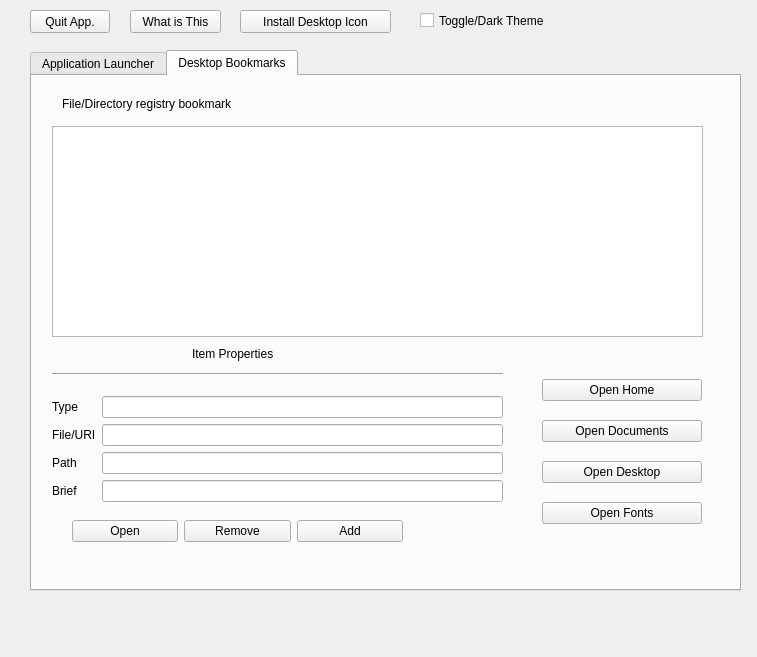
Before: the Qt Designer form user_interface.ui in caiorss/qemu-launcher-qt, drawn with Qt 5.
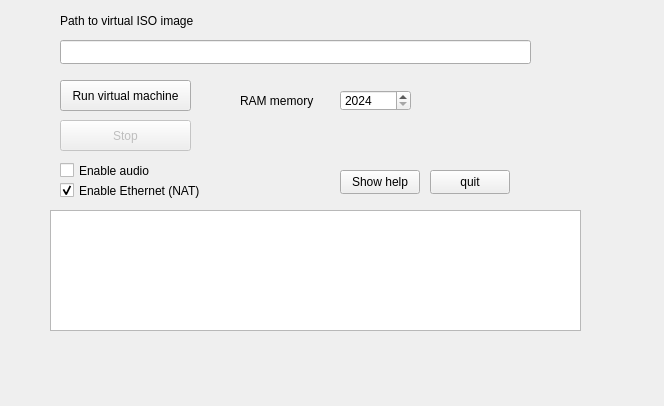
After: the same form once the commit is applied.

Commit message: Update user interface - add checkboxes.

Patch:
```diff
--- a/user_interface.ui
+++ b/user_interface.ui
@@ -6,427 +6,162 @@
    <rect>
     <x>0</x>
     <y>0</y>
-    <width>757</width>
-    <height>657</height>
+    <width>664</width>
+    <height>406</height>
    </rect>
   </property>
   <property name="windowTitle">
    <string>Desktop Launcher</string>
   </property>
   <widget class="QWidget" name="centralwidget">
-   <widget class="QTabWidget" name="tabWidget">
+   <widget class="QPushButton" name="btn_run">
     <property name="geometry">
      <rect>
-      <x>30</x>
-      <y>50</y>
-      <width>711</width>
-      <height>541</height>
+      <x>60</x>
+      <y>80</y>
+      <width>131</width>
+      <height>31</height>
      </rect>
     </property>
     <property name="whatsThis">
      <string>Tab for application launcher.</string>
     </property>
-    <property name="currentIndex">
-     <number>1</number>
+    <property name="text">
+     <string>Run virtual machine</string>
     </property>
-    <widget class="QWidget" name="tab">
-     <attribute name="title">
-      <string>Application Launcher</string>
-     </attribute>
-     <widget class="QPushButton" name="btn_run">
-      <property name="geometry">
-       <rect>
-        <x>20</x>
-        <y>30</y>
-        <width>80</width>
-        <height>23</height>
-       </rect>
-      </property>
-      <property name="toolTip">
-       <string>Run selected command in the command registry.</string>
-      </property>
-      <property name="text">
-       <string>Run</string>
-      </property>
-     </widget>
-     <widget class="QPushButton" name="btn_add">
-      <property name="geometry">
-       <rect>
-        <x>120</x>
-        <y>30</y>
-        <width>80</width>
-        <height>23</height>
-       </rect>
-      </property>
-      <property name="toolTip">
-       <string>Add new command to command registry.</string>
-      </property>
-      <property name="text">
-       <string>Add</string>
-      </property>
-     </widget>
-     <widget class="QPushButton" name="btn_remove">
-      <property name="geometry">
-       <rect>
-        <x>220</x>
-        <y>30</y>
-        <width>80</width>
-        <height>23</height>
-       </rect>
-      </property>
-      <property name="toolTip">
-       <string>Remove selected command from the command registry.</string>
-      </property>
-      <property name="text">
-       <string>Remove</string>
-      </property>
-     </widget>
-     <widget class="QListWidget" name="cmd_registry">
-      <property name="geometry">
-       <rect>
-        <x>10</x>
-        <y>150</y>
-        <width>461</width>
-        <height>291</height>
-       </rect>
-      </property>
-      <property name="toolTip">
-       <string>Double click to run any selected command or click at the button run.</string>
-      </property>
-     </widget>
-     <widget class="QLabel" name="label">
-      <property name="geometry">
-       <rect>
-        <x>10</x>
-        <y>120</y>
-        <width>141</width>
-        <height>16</height>
-       </rect>
-      </property>
-      <property name="text">
-       <string>Applications registry</string>
-      </property>
-     </widget>
-     <widget class="QLabel" name="label_2">
-      <property name="geometry">
-       <rect>
-        <x>10</x>
-        <y>60</y>
-        <width>131</width>
-        <height>16</height>
-       </rect>
-      </property>
-      <property name="text">
-       <string>Command Input</string>
-      </property>
-     </widget>
-     <widget class="QCheckBox" name="chb_always_on_top">
-      <property name="geometry">
-       <rect>
-        <x>320</x>
-        <y>40</y>
-        <width>161</width>
-        <height>21</height>
-       </rect>
-      </property>
-      <property name="toolTip">
-       <string>If checked, any item in the command registry become editable instead of being run.</string>
-      </property>
-      <property name="text">
-       <string>Always on top</string>
-      </property>
-     </widget>
-     <widget class="QCheckBox" name="chb_editable">
-      <property name="geometry">
-       <rect>
-        <x>320</x>
-        <y>20</y>
-        <width>161</width>
-        <height>21</height>
-       </rect>
-      </property>
-      <property name="toolTip">
-       <string>If checked, any item in the command registry become editable instead of being run.</string>
-      </property>
-      <property name="text">
-       <string> Commands Editable</string>
-      </property>
-     </widget>
-     <widget class="QComboBox" name="cmd_input">
-      <property name="geometry">
-       <rect>
-        <x>10</x>
-        <y>90</y>
-        <width>461</width>
-        <height>23</height>
-       </rect>
-      </property>
-      <property name="editable">
-       <bool>true</bool>
-      </property>
-     </widget>
-    </widget>
-    <widget class="QWidget" name="tab_file_bookmarks">
-     <property name="whatsThis">
-      <string/>
-     </property>
-     <attribute name="title">
-      <string>Desktop Bookmarks</string>
-     </attribute>
-     <widget class="QLabel" name="label_4">
-      <property name="geometry">
-       <rect>
-        <x>30</x>
-        <y>20</y>
-        <width>221</width>
-        <height>16</height>
-       </rect>
-      </property>
-      <property name="text">
-       <string>File/Directory registry bookmark</string>
-      </property>
-     </widget>
-     <widget class="QWidget" name="verticalLayoutWidget">
-      <property name="geometry">
-       <rect>
-        <x>510</x>
-        <y>290</y>
-        <width>160</width>
-        <height>171</height>
-       </rect>
-      </property>
-      <layout class="QVBoxLayout" name="verticalLayout">
-       <item>
-        <widget class="QPushButton" name="btn_open_home">
-         <property name="toolTip">
-          <string>Open User's home directory</string>
-         </property>
-         <property name="whatsThis">
-          <string>Button for opening user home directory</string>
-         </property>
-         <property name="text">
-          <string>Open Home</string>
-         </property>
-        </widget>
-       </item>
-       <item>
-        <widget class="QPushButton" name="btn_open_docs">
-         <property name="toolTip">
-          <string>Open documents directory</string>
-         </property>
-         <property name="whatsThis">
-          <string>Button for opening user's documents</string>
-         </property>
-         <property name="text">
-          <string>Open Documents</string>
-         </property>
-        </widget>
-       </item>
-       <item>
-        <widget class="QPushButton" name="btn_open_desktop">
-         <property name="toolTip">
-          <string>Open user's Desktop directory</string>
-         </property>
-         <property name="whatsThis">
-          <string>Button for opening user's Desktop directory</string>
-         </property>
-         <property name="text">
-          <string>Open Desktop</string>
-         </property>
-        </widget>
-       </item>
-       <item>
-        <widget class="QPushButton" name="btn_open_fonts">
-         <property name="toolTip">
-          <string>Open fonts directory</string>
-         </property>
-         <property name="whatsThis">
-          <string>Button for opening user's font directory</string>
-         </property>
-         <property name="text">
-          <string>Open Fonts</string>
-         </property>
-        </widget>
-       </item>
-      </layout>
-     </widget>
-     <widget class="QTableView" name="tview_disp">
-      <property name="geometry">
-       <rect>
-        <x>20</x>
-        <y>50</y>
-        <width>651</width>
-        <height>211</height>
-       </rect>
-      </property>
-      <property name="whatsThis">
-       <string>TableView that shows all bookmark files, directories and URLs available. Just double click at any item to open it.</string>
-      </property>
-     </widget>
-     <widget class="QWidget" name="formLayoutWidget">
-      <property name="geometry">
-       <rect>
-        <x>20</x>
-        <y>320</y>
-        <width>451</width>
-        <height>112</height>
-       </rect>
-      </property>
-      <layout class="QFormLayout" name="formLayout">
-       <item row="0" column="0">
-        <widget class="QLabel" name="label_7">
-         <property name="text">
-          <string>Type</string>
-         </property>
-        </widget>
-       </item>
-       <item row="0" column="1">
-        <widget class="QLineEdit" name="entry_file_type"/>
-       </item>
-       <item row="1" column="0">
-        <widget class="QLabel" name="label_5">
-         <property name="text">
-          <string>File/URI</string>
-         </property>
-        </widget>
-       </item>
-       <item row="1" column="1">
-        <widget class="QLineEdit" name="entry_file_name">
-         <property name="whatsThis">
-          <string>Name of bookmarked URL or file/directory without absolute path</string>
-         </property>
-        </widget>
-       </item>
-       <item row="2" column="0">
-        <widget class="QLabel" name="label_6">
-         <property name="text">
-          <string>Path</string>
-         </property>
-        </widget>
-       </item>
-       <item row="2" column="1">
-        <widget class="QLineEdit" name="entry_file_path"/>
-       </item>
-       <item row="3" column="0">
-        <widget class="QLabel" name="label_3">
-         <property name="text">
-          <string>Brief</string>
-         </property>
-        </widget>
-       </item>
-       <item row="3" column="1">
-        <widget class="QLineEdit" name="entry_file_brief"/>
-       </item>
-      </layout>
-     </widget>
-     <widget class="QWidget" name="horizontalLayoutWidget">
-      <property name="geometry">
-       <rect>
-        <x>40</x>
-        <y>440</y>
-        <width>331</width>
-        <height>31</height>
-       </rect>
-      </property>
-      <layout class="QHBoxLayout" name="horizontalLayout">
-       <item>
-        <widget class="QPushButton" name="btn_open_file">
-         <property name="whatsThis">
-          <string>Open selected item in the file/directory registry bookmark</string>
-         </property>
-         <property name="text">
-          <string>Open</string>
-         </property>
-        </widget>
-       </item>
-       <item>
-        <widget class="QPushButton" name="btn_remove_file">
-         <property name="whatsThis">
-          <string>Button for removing selected item from file/directory bookmark</string>
-         </property>
-         <property name="text">
-          <string>Remove</string>
-         </property>
-        </widget>
-       </item>
-       <item>
-        <widget class="QPushButton" name="btn_add_file">
-         <property name="whatsThis">
-          <string>Button for adding new file to the file/directory bookmarks</string>
-         </property>
-         <property name="text">
-          <string>Add</string>
-         </property>
-        </widget>
-       </item>
-      </layout>
-     </widget>
-     <widget class="Line" name="line">
-      <property name="geometry">
-       <rect>
-        <x>20</x>
-        <y>290</y>
-        <width>451</width>
-        <height>16</height>
-       </rect>
-      </property>
-      <property name="orientation">
-       <enum>Qt::Horizontal</enum>
-      </property>
-     </widget>
-     <widget class="QLabel" name="label_8">
-      <property name="geometry">
-       <rect>
-        <x>160</x>
-        <y>270</y>
-        <width>111</width>
-        <height>16</height>
-       </rect>
-      </property>
-      <property name="text">
-       <string>Item Properties</string>
-      </property>
-     </widget>
-    </widget>
+    <property name="flat">
+     <bool>false</bool>
+    </property>
+   </widget>
+   <widget class="QLineEdit" name="entry_disk_path">
+    <property name="geometry">
+     <rect>
+      <x>60</x>
+      <y>40</y>
+      <width>471</width>
+      <height>24</height>
+     </rect>
+    </property>
+   </widget>
+   <widget class="QLabel" name="label">
+    <property name="geometry">
+     <rect>
+      <x>60</x>
+      <y>10</y>
+      <width>171</width>
+      <height>21</height>
+     </rect>
+    </property>
+    <property name="text">
+     <string>Path to virtual ISO image</string>
+    </property>
+   </widget>
+   <widget class="QSpinBox" name="spin_memory">
+    <property name="geometry">
+     <rect>
+      <x>340</x>
+      <y>90</y>
+      <width>71</width>
+      <height>21</height>
+     </rect>
+    </property>
+    <property name="minimum">
+     <number>2024</number>
+    </property>
+    <property name="maximum">
+     <number>640000</number>
+    </property>
+   </widget>
+   <widget class="QLabel" name="label_2">
+    <property name="geometry">
+     <rect>
+      <x>240</x>
+      <y>90</y>
+      <width>91</width>
+      <height>21</height>
+     </rect>
+    </property>
+    <property name="text">
+     <string>RAM memory</string>
+    </property>
+   </widget>
+   <widget class="QCheckBox" name="enable_audio">
+    <property name="geometry">
+     <rect>
+      <x>60</x>
+      <y>160</y>
+      <width>121</width>
+      <height>21</height>
+     </rect>
+    </property>
+    <property name="text">
+     <string>Enable audio</string>
+    </property>
+   </widget>
+   <widget class="QTextEdit" name="display">
+    <property name="geometry">
+     <rect>
+      <x>50</x>
+      <y>210</y>
+      <width>531</width>
+      <height>121</height>
+     </rect>
+    </property>
    </widget>
    <widget class="QPushButton" name="btn_quit_app">
     <property name="geometry">
      <rect>
-      <x>30</x>
-      <y>10</y>
+      <x>430</x>
+      <y>170</y>
       <width>80</width>
-      <height>23</height>
+      <height>24</height>
      </rect>
     </property>
     <property name="toolTip">
      <string>Quit application</string>
     </property>
     <property name="text">
-     <string>Quit App.</string>
+     <string>quit</string>
     </property>
    </widget>
    <widget class="QPushButton" name="btn_show_help">
     <property name="geometry">
      <rect>
-      <x>130</x>
-      <y>10</y>
-      <width>91</width>
-      <height>23</height>
+      <x>340</x>
+      <y>170</y>
+      <width>80</width>
+      <height>24</height>
      </rect>
     </property>
-    <property name="toolTip">
-     <string>Show help for specific user interface element. Click here, then click at soem UI element.</string>
+    <property name="text">
+     <string>Show help</string>
     </property>
+   </widget>
+   <widget class="QPushButton" name="btn_stop">
+    <property name="enabled">
+     <bool>false</bool>
+    </property>
+    <property name="geometry">
+     <rect>
+      <x>60</x>
+      <y>120</y>
+      <width>131</width>
+      <height>31</height>
+     </rect>
+    </property>
     <property name="text">
-     <string>What is This</string>
+     <string>Stop</string>
     </property>
+    <property name="checkable">
+     <bool>true</bool>
+    </property>
    </widget>
    <widget class="QCheckBox" name="chb_dark_theme">
     <property name="geometry">
      <rect>
-      <x>420</x>
-      <y>10</y>
-      <width>151</width>
+      <x>60</x>
+      <y>180</y>
+      <width>161</width>
       <height>21</height>
      </rect>
     </property>
@@ -434,20 +169,10 @@
      <string>Enable Dark theme when checked</string>
     </property>
     <property name="text">
-     <string>Toggle/Dark Theme</string>
+     <string>Enable Ethernet (NAT)</string>
     </property>
-   </widget>
-   <widget class="QPushButton" name="btn_install_icon">
-    <property name="geometry">
-     <rect>
-      <x>240</x>
-      <y>10</y>
-      <width>151</width>
-      <height>23</height>
-     </rect>
-    </property>
-    <property name="text">
-     <string>Install Desktop Icon</string>
+    <property name="checked">
+     <bool>true</bool>
     </property>
    </widget>
   </widget>
```
Left out of the diff: 19 changed lines with no effect on the pictures.
